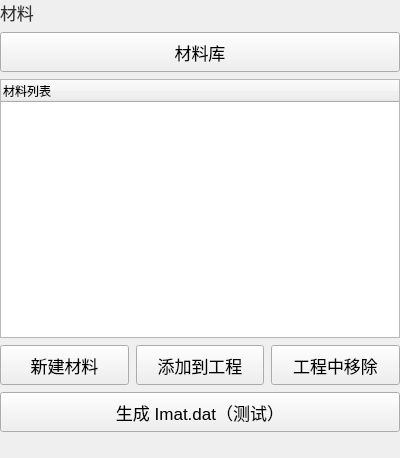
Old version of the form plugins/Base_MaterialManager/MaterialManagerWidget.ui in the repository asd977/base_cae.
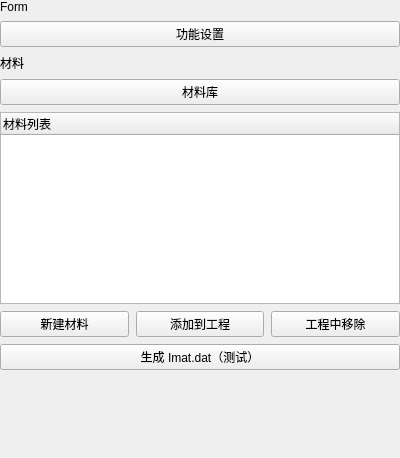
New version of the form. Icons and pictures are not drawn.

Commit message: fix(ui): place verticalSpacer at page root layout end

What changed in the file:
```diff
--- a/plugins/Base_MaterialManager/MaterialManagerWidget.ui
+++ b/plugins/Base_MaterialManager/MaterialManagerWidget.ui
@@ -13,104 +13,6 @@
   <property name="windowTitle">
    <string>Form</string>
   </property>
-  <property name="styleSheet">
-   <string notr="true">QWidget{
-font-family: &quot;Microsoft YaHei&quot;, &quot;微软雅黑&quot;;
-}
-QPushButton {
-    font-size: 17px;
-    min-height: 32px;
-}
-QPushButton#pushButton {
-    background-color: rgb(224, 233, 244);
-    border-width: 1px;
-    border-color: rgb(121, 121, 121);
-    border-style: solid;
-    min-height: 33px;
-    border-top: 1px solid rgb(169, 169, 169);
-    border-bottom: 1px solid rgb(169, 169, 169);
-    border-left: none;
-    border-right: none;
-    text-align: left;
-    padding-left: 15px;
-    font-size: 17px;
-}
-QLabel {
-    font-size: 17px;
-    color: rgb(51, 51, 51);
-}
-QLabel#pageNameLabel {
-    font-size: 20px;
-    padding-left: 9px;
-    color: rgb(53, 103, 147);
-}
-QLineEdit, QTextEdit, QPlainTextEdit, QSpinBox, QDoubleSpinBox, QDateTimeEdit {
-    border: 1px solid rgb(200, 200, 200);
-    border-radius: 2px;
-    font-size: 17px;
-    min-height: 30px;
-}
-QLineEdit:focus, QTextEdit:focus, QPlainTextEdit:focus,
-QSpinBox:focus, QDoubleSpinBox:focus, QDateTimeEdit:focus {
-    border-color: rgb(100, 100, 255);
-    outline: none;
-}
-QComboBox {
-    font-size: 17px;
-    color: rgb(51, 51, 51);
-    padding-left: 6px;
-    background: rgb(240, 240, 240);
-    border: 1px solid rgb(169, 169, 169);
-    border-radius: 3px;
-    min-height: 30px;
-}
-QComboBox::drop-down {
-    subcontrol-origin: padding;
-    subcontrol-position: top right;
-    width: 20px;
-    background: rgb(240, 240, 240);
-    border-left: 1px solid rgb(190, 190, 190);
-}
-QComboBox::down-arrow {
-    image: url(:/resources/arrow_down_drawn.svg);
-    width: 12px;
-    height: 12px;
-}
-QSpinBox::up-button, QDoubleSpinBox::up-button {
-    subcontrol-origin: border;
-    subcontrol-position: top right;
-    width: 18px;
-    border-left: 1px solid rgb(190, 190, 190);
-    border-bottom: 1px solid rgb(210, 210, 210);
-    background: rgb(240, 240, 240);
-}
-QSpinBox::down-button, QDoubleSpinBox::down-button {
-    subcontrol-origin: border;
-    subcontrol-position: bottom right;
-    width: 18px;
-    border-left: 1px solid rgb(190, 190, 190);
-    background: rgb(240, 240, 240);
-}
-QSpinBox::up-arrow, QDoubleSpinBox::up-arrow {
-    image: url(:/resources/arrow_up_drawn.svg);
-    width: 10px;
-    height: 10px;
-}
-QSpinBox::down-arrow, QDoubleSpinBox::down-arrow {
-    image: url(:/resources/arrow_down_drawn.svg);
-    width: 10px;
-    height: 10px;
-}
-QRadioButton, QCheckBox, QGroupBox {
-    font-size: 17px;
-}
-QTableWidget, QTreeWidget, QListWidget {
-    font-size: 16px;
-    gridline-color: rgb(210, 210, 210);
-}
-
-</string>
-  </property>
   <layout class="QVBoxLayout" name="verticalLayout_2">
    <property name="spacing">
     <number>7</number>
@@ -127,7 +29,21 @@
    <property name="bottomMargin">
     <number>26</number>
    </property>
+      <item>
+    <widget class="QLabel" name="pageNameLabel">
+     <property name="text">
+      <string>Form</string>
+     </property>
+    </widget>
+   </item>
    <item>
+    <widget class="QPushButton" name="pushButton">
+     <property name="text">
+      <string>功能设置</string>
+     </property>
+    </widget>
+   </item>
+<item>
     <widget class="QLabel" name="label">
      <property name="text">
       <string>材料</string>
@@ -188,7 +104,20 @@
      </property>
     </widget>
    </item>
-  </layout>
+  <item>
+    <spacer name="verticalSpacer">
+     <property name="orientation">
+      <enum>Qt::Vertical</enum>
+     </property>
+     <property name="sizeHint" stdset="0">
+      <size>
+       <width>20</width>
+       <height>40</height>
+      </size>
+     </property>
+    </spacer>
+   </item>
+</layout>
  </widget>
  <resources/>
  <connections/>
```
Left out of the diff: 8 changed lines with no effect on the pictures. The commit also changes 45 other files.
